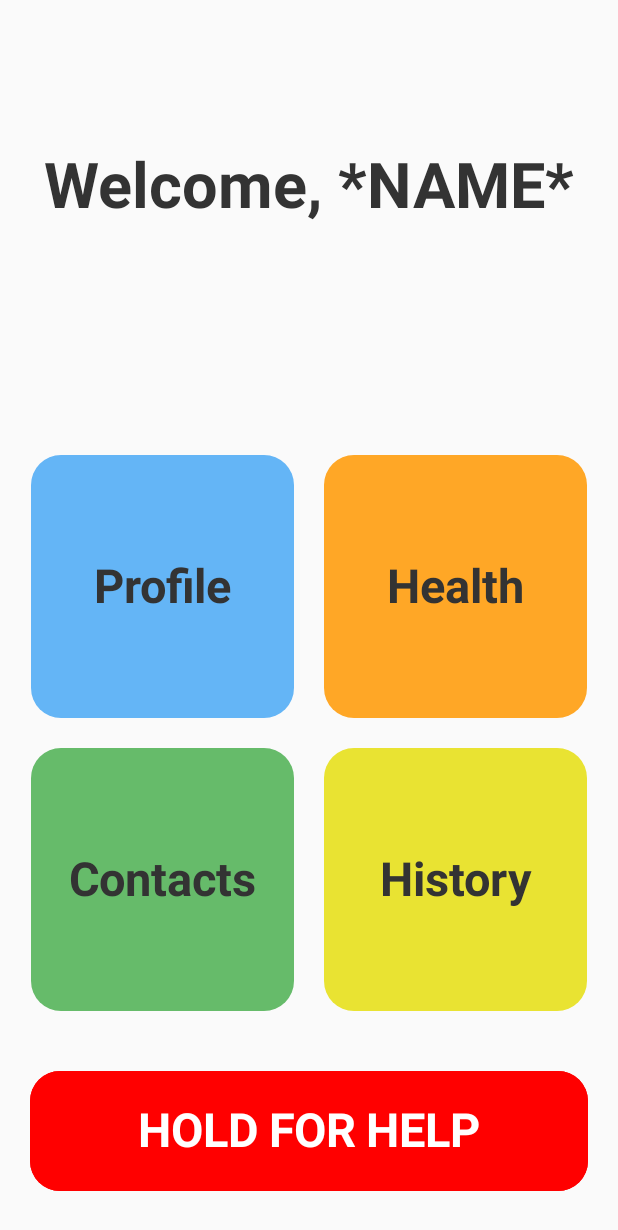
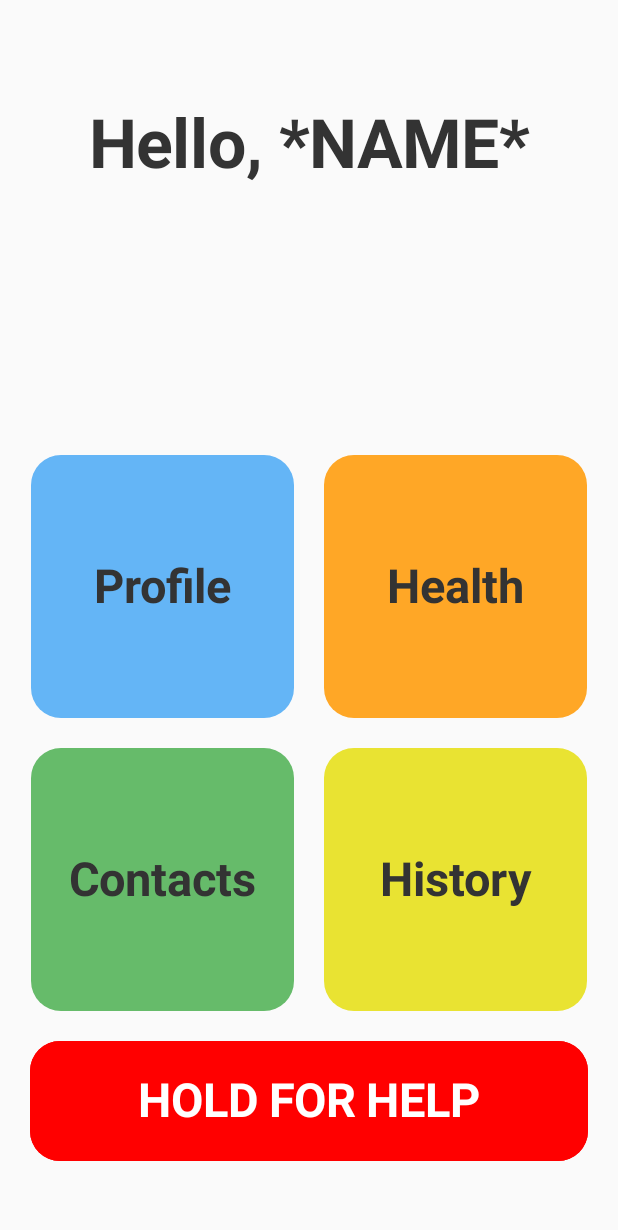
Before and after one commit to rich2025/Personal-Alert-Device, an Android app built with Jetpack Compose: the MainScreen screen opened through its navigation route, on a phone screen of 412 x 824 dp. Shown: the top 1230 px of the screen. Run offline under Robolectric (Android 15) with nearby library versions, the phone set to English and light mode, and no system bars.

Commit message:
Add more screens and update help button functionality

```diff
--- /dev/null
+++ b/app/src/main/java/com/example/personalalertdevice/ContactsScreen.kt
@@ -0,0 +1 @@
+package com.example.personalalertdevice
--- /dev/null
+++ b/app/src/main/java/com/example/personalalertdevice/EMTScreen.kt
@@ -0,0 +1 @@
+package com.example.personalalertdevice
--- /dev/null
+++ b/app/src/main/java/com/example/personalalertdevice/HealthScreen.kt
@@ -0,0 +1 @@
+package com.example.personalalertdevice
--- /dev/null
+++ b/app/src/main/java/com/example/personalalertdevice/HistoryScreen.kt
@@ -0,0 +1 @@
+package com.example.personalalertdevice
--- a/app/src/main/java/com/example/personalalertdevice/MainScreen.kt
+++ b/app/src/main/java/com/example/personalalertdevice/MainScreen.kt
@@ -33,20 +33,20 @@ fun MainScreen(navController: NavController) {
         verticalArrangement = Arrangement.SpaceBetween
     ) {
         Text(
-            text = "Welcome, *NAME*",
+            text = "Hello, *NAME*",
             style = MaterialTheme.typography.headlineLarge.copy(
-                fontSize = 42.sp,
+                fontSize = 45.sp,
                 fontWeight = FontWeight.Bold
             ),
             color = Color(0xFF333333),
-            modifier = Modifier.padding(vertical = 100.dp)
+            modifier = Modifier.padding(vertical = 70.dp)
         )
 
         // Navigation Button Group
         Column(
             modifier = Modifier
                 .fillMaxWidth()
-                .padding(bottom = 10.dp),
+                .padding(bottom = 50.dp),
             verticalArrangement = Arrangement.spacedBy(20.dp),
             horizontalAlignment = Alignment.CenterHorizontally
         ) {
@@ -122,11 +122,11 @@ fun MainScreen(navController: NavController) {
                 }
             }
             HoldButtonWithProgress(
-                onCompleted = { },
+                onCompleted = {  },
                 modifier = Modifier
                     .fillMaxWidth()
-                    .height(120.dp)
-                    .padding(20.dp)
+                    .height(80.dp)
+                    .padding(horizontal = 20.dp)
             )
         }
     }
@@ -143,6 +143,7 @@ fun HoldButtonWithProgress(
     var progress by remember { mutableFloatStateOf(0f) }
     val animatedProgress by animateFloatAsState(targetValue = progress, label = "")
     var isPressed by remember { mutableStateOf(false) }
+    var helpCalled by remember { mutableStateOf(false) } // Track if help was called
     val scope = rememberCoroutineScope()
 
     Surface(
@@ -154,20 +155,23 @@ fun HoldButtonWithProgress(
                     onPress = {
                         isPressed = true
                         scope.launch {
-                            while (isPressed && progress < 1f) {
+                            while (isPressed && progress < 1f && !helpCalled) {
                                 delay(10)
                                 progress += 0.01f * (10f / holdDuration * 1000f)
                             }
                             if (progress >= 1f) {
+                                helpCalled = true // Mark as help called
                                 onCompleted()
                             }
                         }
                         tryAwaitRelease()
                         isPressed = false
                         scope.launch {
-                            while (!isPressed && progress > 0f) {
-                                delay(10)
-                                progress -= 0.05f * (10f / holdDuration * 1000f)
+                            if (!helpCalled) {
+                                while (!isPressed && progress > 0f) {
+                                    delay(10)
+                                    progress -= 0.05f * (10f / holdDuration * 1000f)
+                                }
                             }
                         }
                     }
@@ -182,14 +186,17 @@ fun HoldButtonWithProgress(
                 .background(backgroundColor),
             contentAlignment = Alignment.Center
         ) {
+            // Progress bar box
             Box(
                 modifier = Modifier
                     .fillMaxHeight()
                     .fillMaxWidth(animatedProgress)
                     .background(progressColor) // Dark red progress bar
             )
+
+            // Change text based on whether help has been called
             Text(
-                text = "HOLD FOR HELP",
+                text = if (helpCalled) "HELP CALLED" else "HOLD FOR HELP",
                 style = MaterialTheme.typography.headlineLarge.copy(
                     fontSize = 31.sp,
                     fontWeight = FontWeight.Bold
--- /dev/null
+++ b/app/src/main/java/com/example/personalalertdevice/ProfileScreen.kt
@@ -0,0 +1 @@
+package com.example.personalalertdevice
--- a/app/src/main/java/com/example/personalalertdevice/ui/theme/UserInfoScreen.kt
+++ /dev/null
@@ -1,4 +0,0 @@
-package com.example.personalalertdevice.ui.theme
-
-class UserInfoScreen {
-}
```
